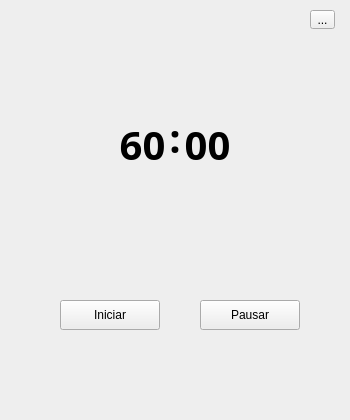
The window that views/mainWindow.ui (Kender-Mendoza/pomodoro-time) describes before a commit, drawn with Qt 5.
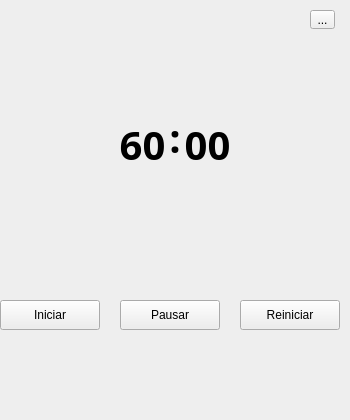
The same window after the commit.

Commit message: Feature restart chronometer

The edit to the form file:
```diff
--- a/views/mainWindow.ui
+++ b/views/mainWindow.ui
@@ -107,7 +107,7 @@
    <widget class="QPushButton" name="iniciar">
     <property name="geometry">
      <rect>
-      <x>60</x>
+      <x>0</x>
       <y>300</y>
       <width>100</width>
       <height>30</height>
@@ -133,7 +133,7 @@
    <widget class="QPushButton" name="pausar">
     <property name="geometry">
      <rect>
-      <x>200</x>
+      <x>120</x>
       <y>300</y>
       <width>100</width>
       <height>30</height>
@@ -143,6 +143,19 @@
      <string>Pausar</string>
     </property>
    </widget>
+   <widget class="QPushButton" name="reiniciar">
+    <property name="geometry">
+     <rect>
+      <x>240</x>
+      <y>300</y>
+      <width>100</width>
+      <height>30</height>
+     </rect>
+    </property>
+    <property name="text">
+     <string>Reiniciar</string>
+    </property>
+   </widget>
   </widget>
   <widget class="QStatusBar" name="statusbar"/>
  </widget>
```
The commit also changes 2 other files.
